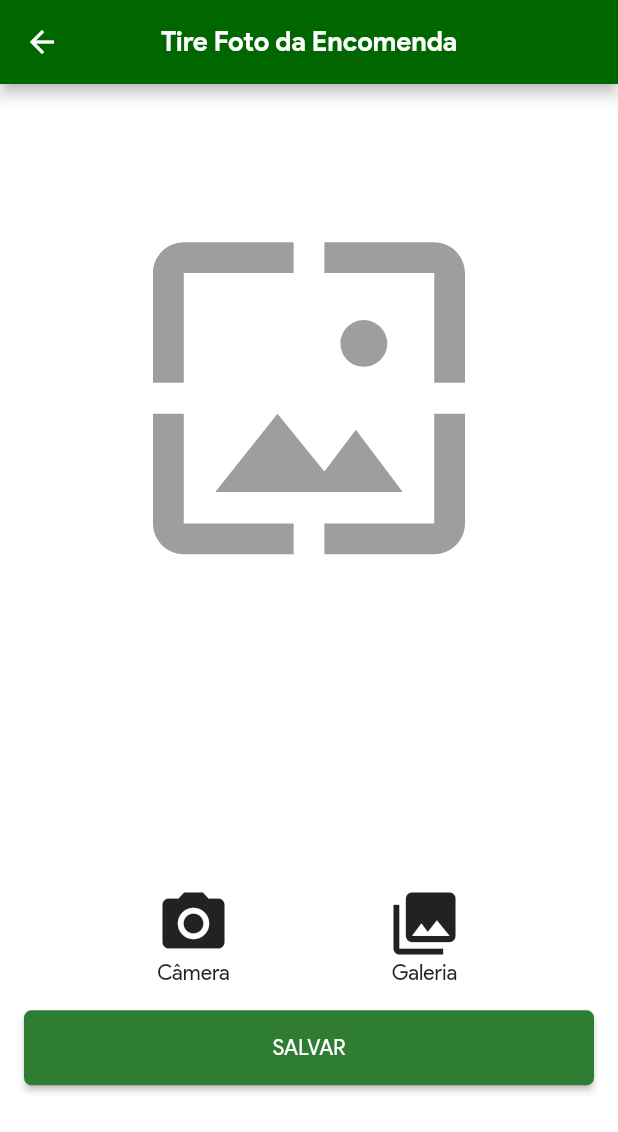
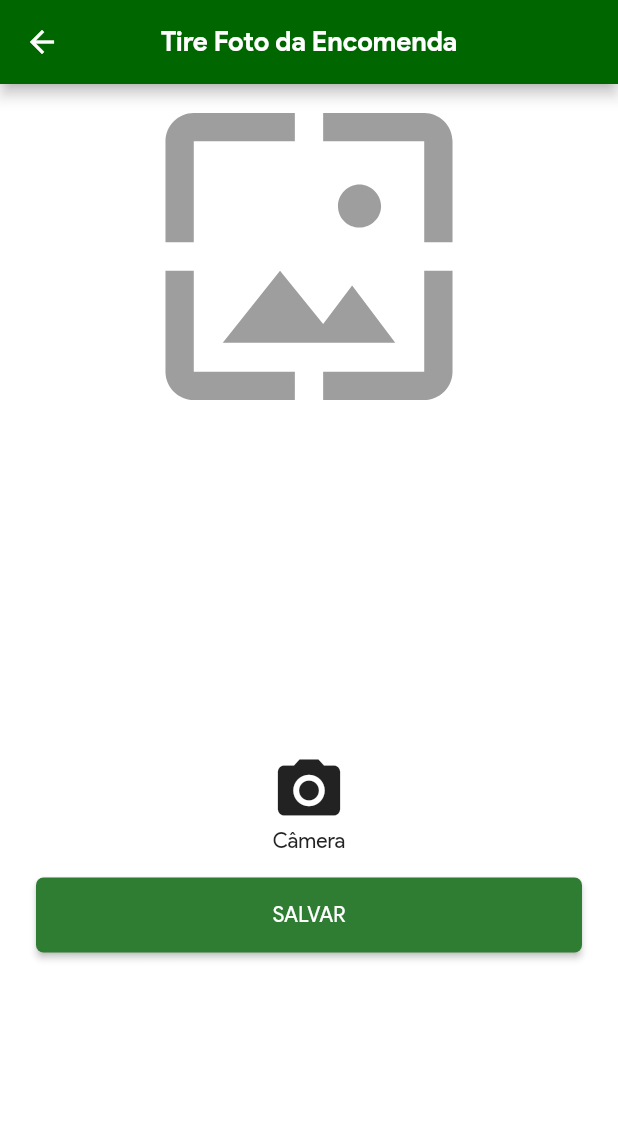
Before and after one commit to RoMonastero/PUDO, a Flutter app: the PrescriptionScreen screen opened by its route, on a phone screen of 412 x 824 dp. Shown: the top 1132 px of the screen. Run offline on Flutter 3.47's test engine with Material 2 defaults, Android fonts, the phone set to English and light mode, and no system bars; our stand-ins replace cloud_firestore, firebase_auth, firebase_storage, flutter_mobx, flutter_modular, google_sign_in and 3 more; missing offline and left inert: barcode_scan; accounts and stored records are empty; generated files the repository leaves out were written again.

Commit message:
Melhorando a função da câmera e removendo pagina desnecessaria

```diff
--- a/lib/app/views/pages/camera/prescription.dart
+++ b/lib/app/views/pages/camera/prescription.dart
@@ -20,15 +20,6 @@ class PrescriptionScreen extends StatefulWidget {
 class _PrescriptionScreenState extends State<PrescriptionScreen> {
   File imageFile;
   final picker = ImagePicker();
-
-  _openGallery(BuildContext context) async {
-    final picture = await picker.getImage(source: ImageSource.gallery);
-
-    setState(() {
-      imageFile = File(picture.path);
-    });
-    await uploadImageToFirebase(context);
-  }
 
   _openCamera(BuildContext context) async {
     final picture = await picker.getImage(source: ImageSource.camera);
@@ -65,46 +56,28 @@ class _PrescriptionScreenState extends State<PrescriptionScreen> {
           child: Column(
             mainAxisAlignment: MainAxisAlignment.spaceAround,
             children: <Widget>[
-              const Icon(Icons.wallpaper, size: 250.0, color: Colors.grey),
+              const Icon(Icons.wallpaper, size: 230.0, color: Colors.grey),
               const SizedBox(
                 height: 200.00,
               ),
               Row(
                 mainAxisAlignment: MainAxisAlignment.spaceEvenly,
                 children: <Widget>[
-                  InkWell(
-                    onTap: () {
-                      _openCamera(context);
-                    },
-                    child: Column(
-                      children: <Widget>[
-                        const Icon(Icons.camera_alt, size: 50.0), // icon
-                        const Text("Câmera"),
-                      ],
-                    ),
-                  ),
-                  InkWell(
-                    onTap: () {
-                      _openGallery(context);
-                    },
-                    child: Column(
-                      children: <Widget>[
-                        const Icon(Icons.photo_library, size: 50.0), // icon
-                        const Text("Galeria"), // text
-                      ],
+                  Padding(
+                    padding: const EdgeInsets.all(16.0),
+                    child: InkWell(
+                      onTap: () {
+                        _openCamera(context);
+                      },
+                      child: Column(
+                        children: <Widget>[
+                          const Icon(Icons.camera_alt, size: 50.0), // icon
+                          const Text("Câmera"),
+                        ],
+                      ),
                     ),
                   ),
                 ],
-              ),
-              Padding(
-                padding: const EdgeInsets.all(16.0),
-                child: RaisedButton(
-                  onPressed: () {
-                    Modular.to.pushNamed(RoutersConst.confirmaPage);
-                  },
-                  child: Text("SALVAR"),
-                  color: Colors.green[800],
-                ),
               ),
             ],
           ),
@@ -113,46 +86,34 @@ class _PrescriptionScreenState extends State<PrescriptionScreen> {
     } else {
       return Container(
         child: Center(
-          child: Column(
-            mainAxisAlignment: MainAxisAlignment.spaceAround,
-            children: <Widget>[
-              Image.file(imageFile, width: 500, height: 500),
-              const SizedBox(height: 20.00),
-              Row(
-                mainAxisAlignment: MainAxisAlignment.spaceEvenly,
-                children: <Widget>[
-                  InkWell(
-                    onTap: () {
-                      _openCamera(context);
-                    },
-                    child: Column(
-                      children: <Widget>[
-                        const Icon(Icons.camera_alt, size: 50.0), // icon
-                        const Text("Câmera"),
-                      ],
+          child: Padding(
+            padding: const EdgeInsets.only(
+                bottom: 56.0, left: 56.0, right: 56.0, top: 16),
+            child: Column(
+              mainAxisAlignment: MainAxisAlignment.spaceAround,
+              children: <Widget>[
+                Image.file(
+                  imageFile,
+                ),
+                const SizedBox(height: 40.00),
+                Row(
+                  mainAxisAlignment: MainAxisAlignment.spaceEvenly,
+                  children: <Widget>[
+                    InkWell(
+                      onTap: () {
+                        _openCamera(context);
+                      },
+                      child: Column(
+                        children: <Widget>[
+                          const Icon(Icons.camera_alt, size: 50.0), // icon
+                          const Text("Câmera"),
+                        ],
+                      ),
                     ),
-                  ),
-                  InkWell(
-                    onTap: () {
-                      _openGallery(context);
-                    },
-                    child: Column(
-                      children: <Widget>[
-                        const Icon(Icons.photo_library, size: 50.0), // icon
-                        const Text("Galeria"), // text
-                      ],
-                    ),
-                  ),
-                  RaisedButton(
-                    onPressed: () {
-                      Modular.to.pushNamed(RoutersConst.confirmaPage);
-                    },
-                    child: Text("SALVAR"),
-                    color: Colors.green[800],
-                  ),
-                ],
-              ),
-            ],
+                  ],
+                ),
+              ],
+            ),
           ),
         ),
       );
@@ -179,9 +140,19 @@ class _PrescriptionScreenState extends State<PrescriptionScreen> {
       body: Container(
         child: Center(
           child: Column(
-            mainAxisAlignment: MainAxisAlignment.spaceAround,
             children: <Widget>[
               _decideImageView(),
+              Padding(
+                padding: const EdgeInsets.only(
+                    left: 24.0, right: 24.0, bottom: 24.0),
+                child: RaisedButton(
+                  onPressed: () {
+                    Modular.to.pushNamed(RoutersConst.confirmaPage);
+                  },
+                  child: Text("SALVAR"),
+                  color: Colors.green[800],
+                ),
+              ),
             ],
           ),
         ),
```
Also changed, not shown: lib/app/views/pages/scanner/scanner2.dart (+2 -55 lines).
